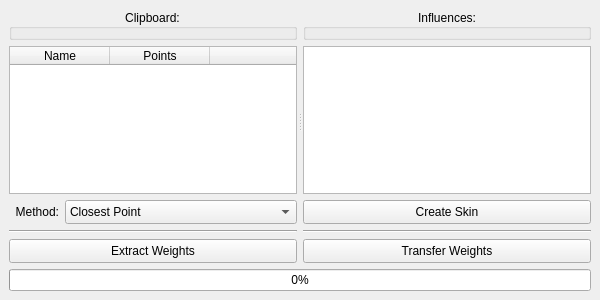
First picture: the form in ui/qeztransferweights.ui, repository bhsingleton/eztransferweights, before the edit.
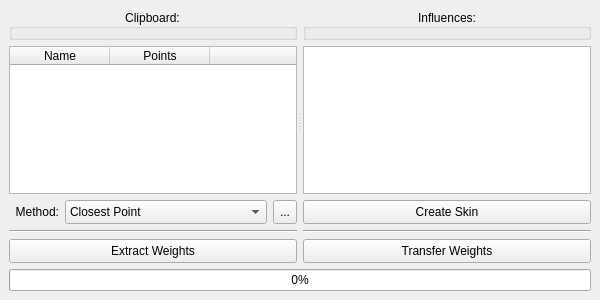
Second picture: the form after the edit. Icons and pictures are not drawn.

Commit message: Adding settings menu for skin wrap transfer.

```diff
--- a/ui/qeztransferweights.ui
+++ b/ui/qeztransferweights.ui
@@ -214,6 +214,32 @@
              </item>
             </widget>
            </item>
+           <item>
+            <widget class="QToolButton" name="settingsToolButton">
+             <property name="minimumSize">
+              <size>
+               <width>24</width>
+               <height>24</height>
+              </size>
+             </property>
+             <property name="maximumSize">
+              <size>
+               <width>24</width>
+               <height>24</height>
+              </size>
+             </property>
+             <property name="text">
+              <string>...</string>
+             </property>
+             <property name="icon">
+              <iconset resource="../../dcc/ui/resources.qrc">
+               <normaloff>:/dcc/icons/settings.svg</normaloff>:/dcc/icons/settings.svg</iconset>
+             </property>
+             <property name="popupMode">
+              <enum>QToolButton::InstantPopup</enum>
+             </property>
+            </widget>
+           </item>
           </layout>
          </widget>
         </item>
```
The commit also changes 2 other files.
